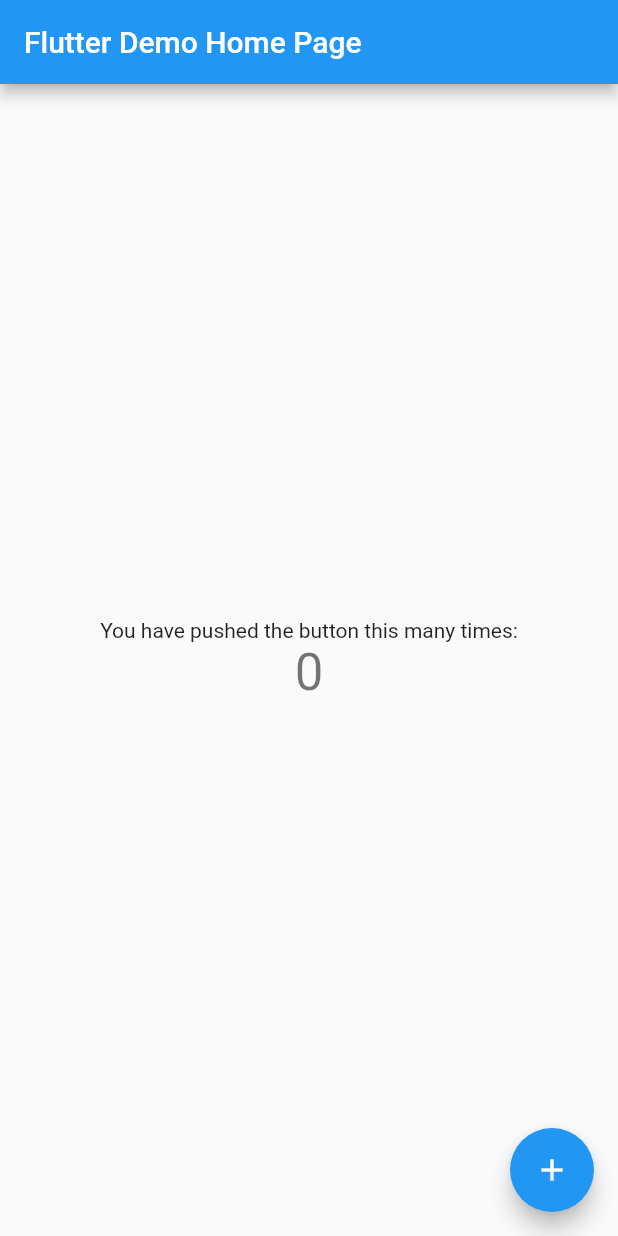
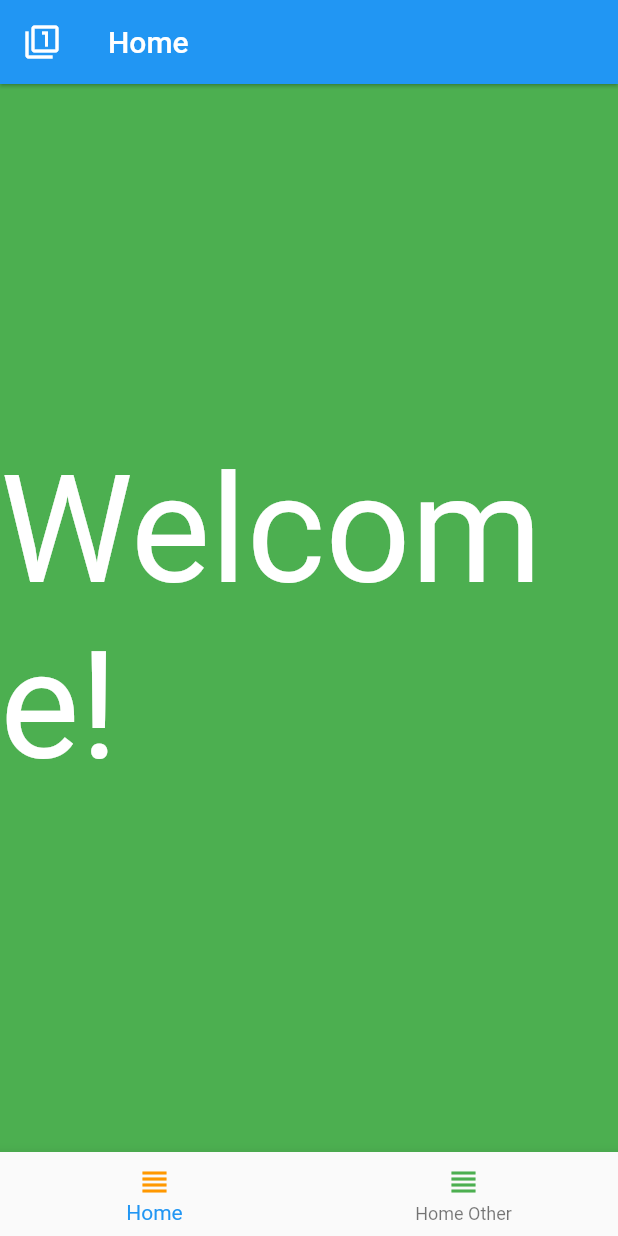
Before and after one commit to fecoderchinh/flutter-simple-layout, a Flutter app: the screen it shows after launch, on a phone screen of 412 x 824 dp. Run offline on Flutter 3.47's test engine with Material 2 defaults, Android fonts, the phone set to English and light mode, and no system bars.

Commit message:
simple home layout

```diff
--- /dev/null
+++ b/lib/layout_type.dart
@@ -0,0 +1,25 @@
+import 'package:flutter/foundation.dart';
+
+enum LayoutGroup {
+  nonScrollable,
+  scrollable,
+}
+
+abstract class HasLayoutGroup {
+  LayoutGroup get layoutGroup;
+  VoidCallback get onLayoutToggle;
+}
+
+enum LayoutType {
+  homeView,
+  homeOtherView,
+  pageView,
+  listView,
+}
+
+Map<LayoutType, String> layoutNames = {
+  LayoutType.homeView: 'Home',
+  LayoutType.homeOtherView: 'Home Other',
+  LayoutType.pageView: 'Page',
+  LayoutType.listView: 'List',
+};
--- a/lib/main.dart
+++ b/lib/main.dart
@@ -1,4 +1,5 @@
 import 'package:flutter/material.dart';
+import 'package:layout_test/main_page.dart';
 
 void main() {
   runApp(const MyApp());
@@ -10,106 +11,10 @@ class MyApp extends StatelessWidget {
   // This widget is the root of your application.
   @override
   Widget build(BuildContext context) {
-    return MaterialApp(
+    return const MaterialApp(
       title: 'Flutter Demo',
-      theme: ThemeData(
-        // This is the theme of your application.
-        //
-        // Try running your application with "flutter run". You'll see the
-        // application has a blue toolbar. Then, without quitting the app, try
-        // changing the primarySwatch below to Colors.green and then invoke
-        // "hot reload" (press "r" in the console where you ran "flutter run",
-        // or simply save your changes to "hot reload" in a Flutter IDE).
-        // Notice that the counter didn't reset back to zero; the application
-        // is not restarted.
-        primarySwatch: Colors.blue,
-      ),
-      home: const MyHomePage(title: 'Flutter Demo Home Page'),
+      debugShowCheckedModeBanner: false,
+      home: MainPage(),
     );
   }
 }
-
-class MyHomePage extends StatefulWidget {
-  const MyHomePage({Key? key, required this.title}) : super(key: key);
-
-  // This widget is the home page of your application. It is stateful, meaning
-  // that it has a State object (defined below) that contains fields that affect
-  // how it looks.
-
-  // This class is the configuration for the state. It holds the values (in this
-  // case the title) provided by the parent (in this case the App widget) and
-  // used by the build method of the State. Fields in a Widget subclass are
-  // always marked "final".
-
-  final String title;
-
-  @override
-  State<MyHomePage> createState() => _MyHomePageState();
-}
-
-class _MyHomePageState extends State<MyHomePage> {
-  int _counter = 0;
-
-  void _incrementCounter() {
-    setState(() {
-      // This call to setState tells the Flutter framework that something has
-      // changed in this State, which causes it to rerun the build method below
-      // so that the display can reflect the updated values. If we changed
-      // _counter without calling setState(), then the build method would not be
-      // called again, and so nothing would appear to happen.
-      _counter++;
-    });
-  }
-
-  @override
-  Widget build(BuildContext context) {
-    // This method is rerun every time setState is called, for instance as done
-    // by the _incrementCounter method above.
-    //
-    // The Flutter framework has been optimized to make rerunning build methods
-    // fast, so that you can just rebuild anything that needs updating rather
-    // than having to individually change instances of widgets.
-    return Scaffold(
-      appBar: AppBar(
-        // Here we take the value from the MyHomePage object that was created by
-        // the App.build method, and use it to set our appbar title.
-        title: Text(widget.title),
-      ),
-      body: Center(
-        // Center is a layout widget. It takes a single child and positions it
-        // in the middle of the parent.
-        child: Column(
-          // Column is also a layout widget. It takes a list of children and
-          // arranges them vertically. By default, it sizes itself to fit its
-          // children horizontally, and tries to be as tall as its parent.
-          //
-          // Invoke "debug painting" (press "p" in the console, choose the
-          // "Toggle Debug Paint" action from the Flutter Inspector in Android
-          // Studio, or the "Toggle Debug Paint" command in Visual Studio Code)
-          // to see the wireframe for each widget.
-          //
-          // Column has various properties to control how it sizes itself and
-          // how it positions its children. Here we use mainAxisAlignment to
-          // center the children vertically; the main axis here is the vertical
-          // axis because Columns are vertical (the cross axis would be
-          // horizontal).
-          mainAxisAlignment: MainAxisAlignment.center,
-          children: <Widget>[
-            const Text(
-              'You have pushed the button this many times:',
-            ),
-            Text(
-              '$_counter',
-              style: Theme.of(context).textTheme.headline4,
-            ),
-          ],
-        ),
-      ),
-      floatingActionButton: FloatingActionButton(
-        onPressed: _incrementCounter,
-        tooltip: 'Increment',
-        child: const Icon(Icons.add),
-      ), // This trailing comma makes auto-formatting nicer for build methods.
-    );
-  }
-}
--- /dev/null
+++ b/lib/main_page.dart
@@ -0,0 +1,103 @@
+import 'package:flutter/material.dart';
+import 'package:layout_test/layout_type.dart';
+import 'package:layout_test/pages/home_page.dart';
+import 'package:layout_test/pages/page_view_page.dart';
+
+class MainPage extends StatefulWidget {
+  const MainPage({Key? key}) : super(key: key);
+
+  @override
+  _MainPageState createState() => _MainPageState();
+}
+
+class _MainPageState extends State<MainPage> {
+  LayoutGroup _layoutGroup = LayoutGroup.nonScrollable;
+  final LayoutType _layoutSelection1 = LayoutType.homeView;
+  final LayoutType _layoutSelection2 = LayoutType.pageView;
+  LayoutType get _layoutSelection => _layoutGroup == LayoutGroup.nonScrollable ? _layoutSelection1 : _layoutSelection2;
+
+  void _onLayoutGroupToggle() {
+    setState(() {
+      _layoutGroup = _layoutGroup == LayoutGroup.nonScrollable ? LayoutGroup.scrollable : LayoutGroup.nonScrollable;
+    });
+  }
+
+  void _onLayoutSelected(LayoutType selection) {
+    setState(() {
+      selection = _layoutGroup == LayoutGroup.nonScrollable ? _layoutSelection1 : _layoutSelection2;
+    });
+  }
+
+  void _onSelectTab(int index) {
+    if(_layoutGroup == LayoutGroup.nonScrollable) {
+      _onLayoutSelected(LayoutType.values[index]);
+    } else {
+      _onLayoutSelected(LayoutType.values[index + 2]);
+    }
+  }
+
+  Color _colorTabMatching({LayoutType? layoutSelection}) {
+    if(_layoutGroup == LayoutGroup.nonScrollable) {
+      return _layoutSelection1 == layoutSelection ? Colors.orange : Colors.green;
+    } else {
+      return _layoutSelection2 == layoutSelection ? Colors.orange : Colors.green;
+    }
+  }
+
+  BottomNavigationBarItem _buildItem({IconData? icon, LayoutType? layoutSelection}) {
+    String text = layoutNames[layoutSelection].toString();
+    return BottomNavigationBarItem(
+      icon: Icon(
+        icon,
+        color: _colorTabMatching(layoutSelection: layoutSelection),
+      ),
+      label: text,
+    );
+  }
+
+  Widget _buildBody() {
+    return <LayoutType, WidgetBuilder>{
+      LayoutType.homeView: (_) => HomePage(layoutGroup: _layoutGroup, onLayoutToggle: _onLayoutGroupToggle),
+      LayoutType.pageView: (_) => PageViewPage(layoutGroup: _layoutGroup, onLayoutToggle: _onLayoutGroupToggle),
+    }[_layoutSelection]!(context);
+  }
+
+  Widget _buildBottomNavigationBar() {
+    if(_layoutGroup == LayoutGroup.nonScrollable) {
+      return BottomNavigationBar(
+        type: BottomNavigationBarType.fixed,
+        items: [
+          _buildItem(
+            icon: Icons.view_headline, layoutSelection: LayoutType.homeView,
+          ),
+          _buildItem(
+            icon: Icons.view_headline, layoutSelection: LayoutType.homeOtherView,
+          ),
+        ],
+        onTap: _onSelectTab,
+      );
+    } else {
+      return BottomNavigationBar(
+        type: BottomNavigationBarType.fixed,
+        items: [
+          _buildItem(
+            icon: Icons.view_week, layoutSelection: LayoutType.pageView,
+          ),
+          _buildItem(
+            icon: Icons.view_week, layoutSelection: LayoutType.listView,
+          ),
+        ],
+        onTap: _onSelectTab,
+      );
+    }
+  }
+
+  @override
+  Widget build(BuildContext context) {
+    return Scaffold(
+      body: _buildBody(),
+      bottomNavigationBar: _buildBottomNavigationBar(),
+    );
+  }
+
+}
--- /dev/null
+++ b/lib/pages/home_page.dart
@@ -0,0 +1,47 @@
+import 'package:flutter/material.dart';
+import 'package:layout_test/layout_type.dart';
+import 'package:layout_test/pages/main_app_bar.dart';
+
+class HomePage extends StatelessWidget implements HasLayoutGroup {
+
+  @override
+  final LayoutGroup layoutGroup;
+  @override
+  final VoidCallback onLayoutToggle;
+
+  const HomePage({Key? key, required this.layoutGroup, required this.onLayoutToggle}) : super(key: key);
+
+  Widget _buildPage({String? index, Color? color}) {
+    return Container(
+      alignment: AlignmentDirectional.center,
+      color: color,
+      child: Text(
+        index!,
+        style: const TextStyle(
+          fontSize: 100.0,
+          color: Colors.white,
+        ),
+      ),
+    );
+  }
+
+  Widget _buildPageView() {
+    return PageView(
+      children: [
+        _buildPage(index: 'Welcome!', color: Colors.green),
+      ],
+    );
+  }
+
+  @override
+  Widget build(BuildContext context) {
+    return Scaffold(
+      appBar: MainAppBar(
+        layoutGroup: layoutGroup,
+        layoutType: LayoutType.homeView,
+        onLayoutToggle: onLayoutToggle,
+      ),
+      body: _buildPageView(),
+    );
+  }
+}
--- /dev/null
+++ b/lib/pages/main_app_bar.dart
@@ -0,0 +1,19 @@
+import 'package:flutter/material.dart';
+import 'package:layout_test/layout_type.dart';
+
+class MainAppBar extends AppBar {
+  MainAppBar({Key? key,
+    LayoutGroup? layoutGroup,
+    LayoutType? layoutType,
+    PreferredSize? bottom,
+    VoidCallback? onLayoutToggle,
+  }) : super(key: key,
+    leading: IconButton(
+        onPressed: onLayoutToggle,
+        icon: Icon(layoutGroup == LayoutGroup.nonScrollable ? Icons.filter_1 : Icons.filter_2),
+    ),
+    title: Text(layoutNames[layoutType].toString()),
+    elevation: 1.0,
+    bottom: bottom,
+  );
+}
--- /dev/null
+++ b/lib/pages/page_view_page.dart
@@ -0,0 +1,46 @@
+import 'package:flutter/material.dart';
+import 'package:layout_test/layout_type.dart';
+import 'package:layout_test/pages/main_app_bar.dart';
+
+class PageViewPage extends StatelessWidget implements HasLayoutGroup {
+  const PageViewPage({Key? key, required this.layoutGroup, required this.onLayoutToggle})
+      : super(key: key);
+  @override
+  final LayoutGroup layoutGroup;
+  @override
+  final VoidCallback onLayoutToggle;
+
+  Widget _buildPage({int? index, Color? color}) {
+    return Container(
+      alignment: AlignmentDirectional.center,
+      color: color,
+      child: Text(
+        '$index',
+        style: const TextStyle(fontSize: 132.0, color: Colors.white),
+      ),
+    );
+  }
+
+  Widget _buildPageView() {
+    return PageView(
+      children: [
+        _buildPage(index: 1, color: Colors.green),
+        _buildPage(index: 2, color: Colors.blue),
+        _buildPage(index: 3, color: Colors.indigo),
+        _buildPage(index: 4, color: Colors.red),
+      ],
+    );
+  }
+
+  @override
+  Widget build(BuildContext context) {
+    return Scaffold(
+      appBar: MainAppBar(
+        layoutGroup: layoutGroup,
+        layoutType: LayoutType.pageView,
+        onLayoutToggle: onLayoutToggle,
+      ),
+      body: _buildPageView(),
+    );
+  }
+}
```
Also changed, not shown: 1 other file.
